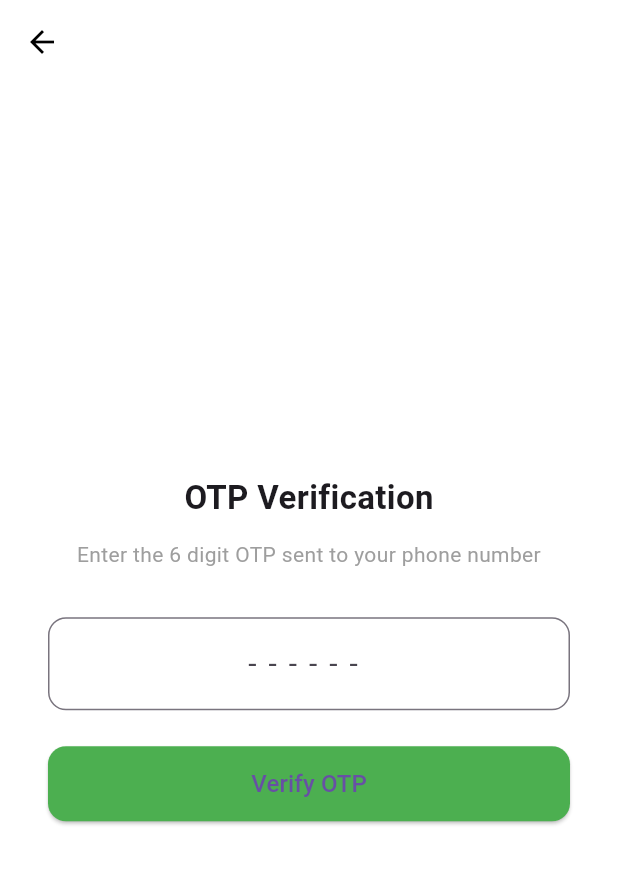
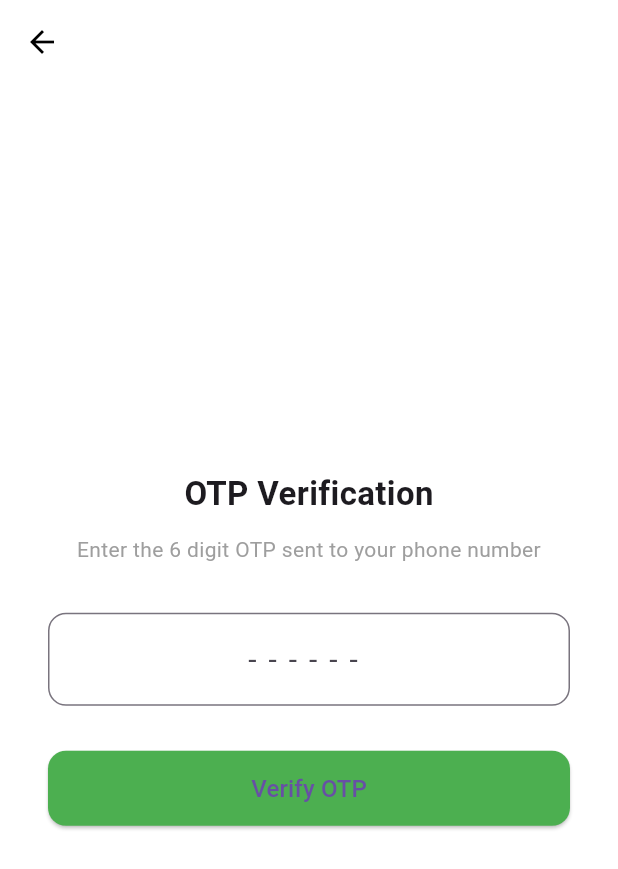
Before and after one commit to NeethaBabu/food_carts, a Flutter app: the OtpPage screen opened directly with empty values, on a phone screen of 412 x 824 dp. Shown: the top 869 px of the screen. Run offline on Flutter 3.47's test engine with Material 3 defaults, Android fonts, the phone set to English and light mode, and no system bars; our stand-ins replace bloc, dio, equatable, firebase_auth, firebase_core, flutter_bloc and 1 more; accounts and stored records are empty; network calls fail.

```diff
--- a/lib/feature/login/presentation/pages/otp_page.dart
+++ b/lib/feature/login/presentation/pages/otp_page.dart
@@ -100,7 +100,7 @@ class _OtpPageState extends State<OtpPage> {
                 ),
               ),
 
-              const SizedBox(height: 24),
+              const SizedBox(height: 30),
 
               SizedBox(
                 width: double.infinity,
```
